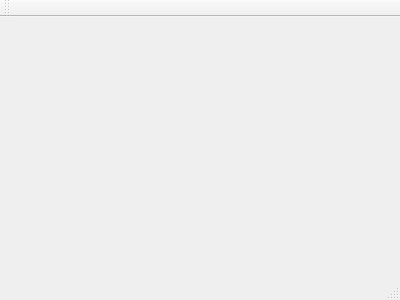
The window that metabot_client/ui/metabotgui.ui (emericg/Metabot) describes before a commit, drawn with Qt 5.
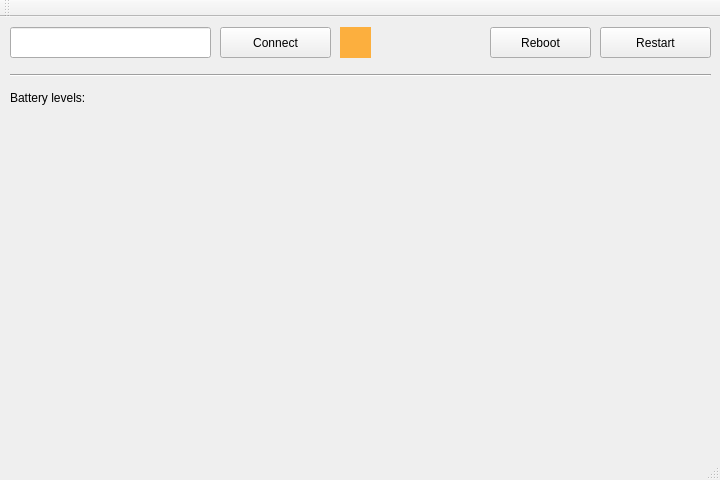
The same window after the commit.

The edit to the form file:
```diff
--- a/metabot_client/ui/metabotgui.ui
+++ b/metabot_client/ui/metabotgui.ui
@@ -1,24 +1,131 @@
 <ui version="4.0">
  <class>MetaBotGui</class>
- <widget class="QMainWindow" name="MetaBotGui" >
-  <property name="geometry" >
+ <widget class="QMainWindow" name="MetaBotGui">
+  <property name="geometry">
    <rect>
     <x>0</x>
     <y>0</y>
-    <width>400</width>
-    <height>300</height>
+    <width>720</width>
+    <height>480</height>
    </rect>
   </property>
   <property name="windowTitle" >
    <string>MetaBotGui</string>
   </property>
-  <widget class="QMenuBar" name="menuBar" />
-  <widget class="QToolBar" name="mainToolBar" />
-  <widget class="QWidget" name="centralWidget" />
-  <widget class="QStatusBar" name="statusBar" />
+  <widget class="QWidget" name="centralWidget">
+   <widget class="QPushButton" name="pushButton">
+    <property name="geometry">
+     <rect>
+      <x>220</x>
+      <y>10</y>
+      <width>111</width>
+      <height>31</height>
+     </rect>
+    </property>
+    <property name="text">
+     <string>Connect</string>
+    </property>
+   </widget>
+   <widget class="QPushButton" name="pushButton_2">
+    <property name="geometry">
+     <rect>
+      <x>490</x>
+      <y>10</y>
+      <width>101</width>
+      <height>31</height>
+     </rect>
+    </property>
+    <property name="text">
+     <string>Reboot</string>
+    </property>
+   </widget>
+   <widget class="QLineEdit" name="lineEdit">
+    <property name="geometry">
+     <rect>
+      <x>10</x>
+      <y>10</y>
+      <width>201</width>
+      <height>31</height>
+     </rect>
+    </property>
+   </widget>
+   <widget class="QPushButton" name="pushButton_3">
+    <property name="geometry">
+     <rect>
+      <x>600</x>
+      <y>10</y>
+      <width>111</width>
+      <height>31</height>
+     </rect>
+    </property>
+    <property name="text">
+     <string>Restart</string>
+    </property>
+   </widget>
+   <widget class="QLabel" name="label">
+    <property name="geometry">
+     <rect>
+      <x>340</x>
+      <y>10</y>
+      <width>31</width>
+      <height>31</height>
+     </rect>
+    </property>
+    <property name="styleSheet">
+     <string notr="true">background-color: rgb(252, 175, 62);</string>
+    </property>
+    <property name="text">
+     <string/>
+    </property>
+   </widget>
+   <widget class="Line" name="line">
+    <property name="geometry">
+     <rect>
+      <x>10</x>
+      <y>50</y>
+      <width>701</width>
+      <height>16</height>
+     </rect>
+    </property>
+    <property name="orientation">
+     <enum>Qt::Horizontal</enum>
+    </property>
+   </widget>
+   <widget class="QLabel" name="label_2">
+    <property name="geometry">
+     <rect>
+      <x>10</x>
+      <y>70</y>
+      <width>121</width>
+      <height>21</height>
+     </rect>
+    </property>
+    <property name="text">
+     <string>Battery levels:</string>
+    </property>
+   </widget>
+  </widget>
+  <widget class="QMenuBar" name="menuBar">
+   <property name="geometry">
+    <rect>
+     <x>0</x>
+     <y>0</y>
+     <width>720</width>
+     <height>23</height>
+    </rect>
+   </property>
+  </widget>
+  <widget class="QToolBar" name="mainToolBar">
+   <attribute name="toolBarArea">
+    <enum>TopToolBarArea</enum>
+   </attribute>
+   <attribute name="toolBarBreak">
+    <bool>false</bool>
+   </attribute>
+  </widget>
+  <widget class="QStatusBar" name="statusBar"/>
  </widget>
- <layoutDefault spacing="6" margin="11" />
- <pixmapfunction></pixmapfunction>
+ <layoutdefault spacing="6" margin="11"/>
  <resources/>
  <connections/>
 </ui>
```
Left out of the diff: 3 changed lines with no effect on the pictures.
